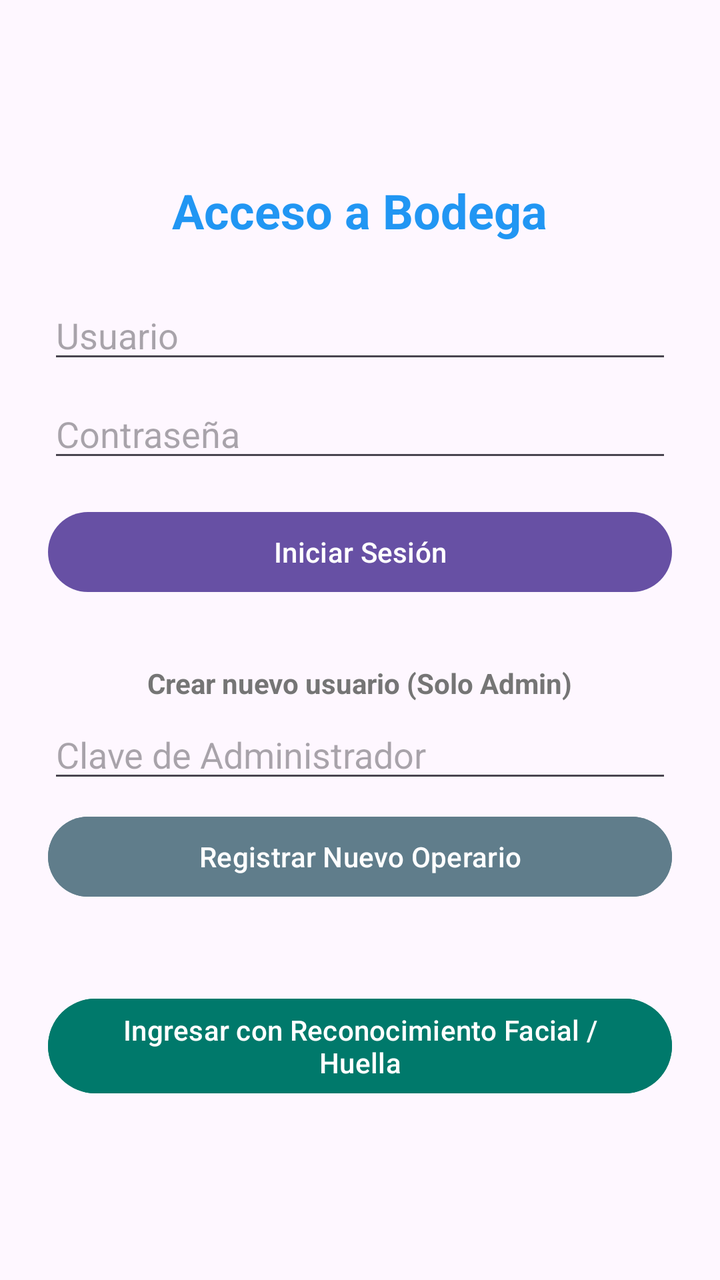
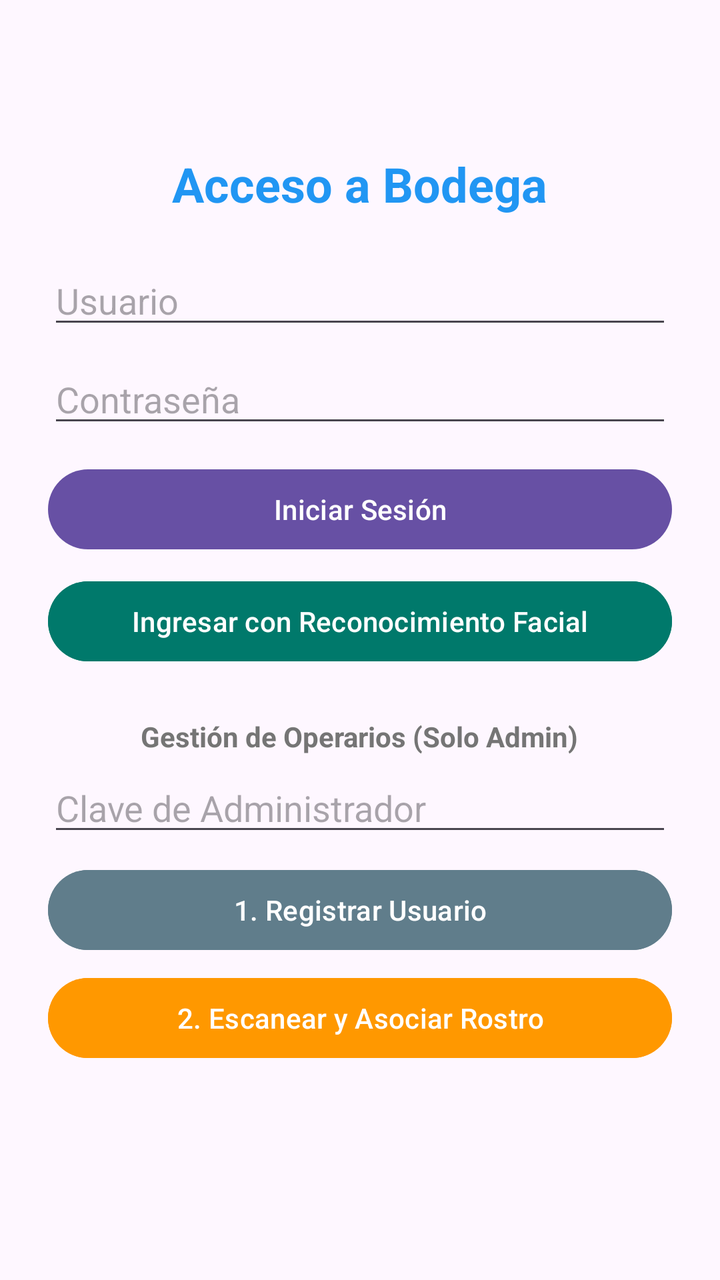

Before-and-after screenshots of an Android layout around one commit, followed by the original layout XML and the change that was made.
<!-- AndroidManifest.xml: application theme Theme.ControlBodega -->
<!-- res/layout/activity_login.xml -->
<?xml version="1.0" encoding="utf-8"?>
<LinearLayout
    xmlns:android="http://schemas.android.com/apk/res/android"
    android:layout_width="match_parent"
    android:layout_height="match_parent"
    android:orientation="vertical"
    android:padding="24dp"
    android:gravity="center">

    <TextView
        android:layout_width="wrap_content"
        android:layout_height="wrap_content"
        android:text="Acceso a Bodega"
        android:textSize="24sp"
        android:textStyle="bold"
        android:textColor="#2196F3"
        android:layout_marginBottom="24dp" />

    <EditText
        android:id="@+id/edtUsuario"
        android:layout_width="match_parent"
        android:layout_height="wrap_content"
        android:hint="Usuario"
        android:inputType="text" />

    <EditText
        android:id="@+id/edtClave"
        android:layout_width="match_parent"
        android:layout_height="wrap_content"
        android:hint="Contraseña"
        android:inputType="textPassword"
        android:layout_marginTop="8dp" />

    <Button
        android:id="@+id/btnLogin"
        android:layout_width="match_parent"
        android:layout_height="wrap_content"
        android:text="Iniciar Sesión"
        android:layout_marginTop="16dp" />

    <TextView
        android:layout_width="wrap_content"
        android:layout_height="wrap_content"
        android:text="Crear nuevo usuario (Solo Admin)"
        android:textStyle="bold"
        android:layout_marginTop="32dp"
        android:textColor="#757575" />

    <EditText
        android:id="@+id/edtClaveAdmin"
        android:layout_width="match_parent"
        android:layout_height="wrap_content"
        android:hint="Clave de Administrador"
        android:inputType="textPassword"
        android:layout_marginTop="4dp" />

    <Button
        android:id="@+id/btnRegistrarUsuario"
        android:layout_width="match_parent"
        android:layout_height="wrap_content"
        android:text="Registrar Nuevo Operario"
        android:backgroundTint="#607D8B"
        android:layout_marginTop="8dp" />

    <TextView
        android:id="@+id/txtMensajeLogin"
        android:layout_width="wrap_content"
        android:layout_height="wrap_content"
        android:layout_marginTop="12dp"
        android:textStyle="italic" />

    <Button
        android:id="@+id/btnBiometrico"
        android:layout_width="match_parent"
        android:layout_height="wrap_content"
        android:text="Ingresar con Reconocimiento Facial / Huella"
        android:layout_marginTop="12dp"
        android:backgroundTint="#00796B"
        android:textColor="#FFFFFF" />

</LinearLayout>
<!-- resources referenced by this layout -->
<resources>
  <style name="Theme.ControlBodega" parent="Base.Theme.ControlBodega" />
  <style name="Base.Theme.ControlBodega" parent="Theme.Material3.DayNight.NoActionBar">
          
          
      </style>
</resources>

<!-- the commit's change to res/layout/activity_login.xml (unified diff, before → after) -->
@@ -1,81 +1,105 @@
 <?xml version="1.0" encoding="utf-8"?>
-<LinearLayout
+<ScrollView
     xmlns:android="http://schemas.android.com/apk/res/android"
     android:layout_width="match_parent"
     android:layout_height="match_parent"
-    android:orientation="vertical"
-    android:padding="24dp"
-    android:gravity="center">
+    android:fillViewport="true">
 
-    <TextView
-        android:layout_width="wrap_content"
-        android:layout_height="wrap_content"
-        android:text="Acceso a Bodega"
-        android:textSize="24sp"
-        android:textStyle="bold"
-        android:textColor="#2196F3"
-        android:layout_marginBottom="24dp" />
-
-    <EditText
-        android:id="@+id/edtUsuario"
+    <LinearLayout
         android:layout_width="match_parent"
         android:layout_height="wrap_content"
-        android:hint="Usuario"
-        android:inputType="text" />
+        android:orientation="vertical"
+        android:padding="24dp"
+        android:gravity="center">
 
-    <EditText
-        android:id="@+id/edtClave"
-        android:layout_width="match_parent"
-        android:layout_height="wrap_content"
-        android:hint="Contraseña"
-        android:inputType="textPassword"
-        android:layout_marginTop="8dp" />
+        <TextView
+            android:id="@+id/txtTituloLogin"
+            android:layout_width="wrap_content"
+            android:layout_height="wrap_content"
+            android:text="Acceso a Bodega"
+            android:textSize="24sp"
+            android:textStyle="bold"
+            android:textColor="#2196F3"
+            android:layout_marginBottom="20dp" />
 
-    <Button
-        android:id="@+id/btnLogin"
-        android:layout_width="match_parent"
-        android:layout_height="wrap_content"
-        android:text="Iniciar Sesión"
-        android:layout_marginTop="16dp" />
+        <EditText
+            android:id="@+id/edtUsuario"
+            android:layout_width="match_parent"
+            android:layout_height="wrap_content"
+            android:hint="Usuario"
+            android:inputType="text" />
 
-    <TextView
-        android:layout_width="wrap_content"
-        android:layout_height="wrap_content"
-        android:text="Crear nuevo usuario (Solo Admin)"
-        android:textStyle="bold"
-        android:layout_marginTop="32dp"
-        android:textColor="#757575" />
+        <EditText
+            android:id="@+id/edtClave"
+            android:layout_width="match_parent"
+            android:layout_height="wrap_content"
+            android:hint="Contraseña"
+            android:inputType="textPassword"
+            android:layout_marginTop="8dp" />
 
-    <EditText
-        android:id="@+id/edtClaveAdmin"
-        android:layout_width="match_parent"
-        android:layout_height="wrap_content"
-        android:hint="Clave de Administrador"
-        android:inputType="textPassword"
-        android:layout_marginTop="4dp" />
+        <Button
+            android:id="@+id/btnLogin"
+            android:layout_width="match_parent"
+            android:layout_height="wrap_content"
+            android:text="Iniciar Sesión"
+            android:layout_marginTop="12dp" />
 
-    <Button
-        android:id="@+id/btnRegistrarUsuario"
-        android:layout_width="match_parent"
-        android:layout_height="wrap_content"
-        android:text="Registrar Nuevo Operario"
-        android:backgroundTint="#607D8B"
-        android:layout_marginTop="8dp" />
+        <Button
+            android:id="@+id/btnBiometrico"
+            android:layout_width="match_parent"
+            android:layout_height="wrap_content"
+            android:text="Ingresar con Reconocimiento Facial"
+            android:backgroundTint="#00796B"
+            android:textColor="#FFFFFF"
+            android:layout_marginTop="8dp" />
 
-    <TextView
-        android:id="@+id/txtMensajeLogin"
-        android:layout_width="wrap_content"
-        android:layout_height="wrap_content"
-        android:layout_marginTop="12dp"
-        android:textStyle="italic" />
+        <TextView
+            android:layout_width="wrap_content"
+            android:layout_height="wrap_content"
+            android:text="Gestión de Operarios (Solo Admin)"
+            android:textStyle="bold"
+            android:textColor="#757575"
+            android:layout_marginTop="24dp" />
 
-    <Button
-        android:id="@+id/btnBiometrico"
-        android:layout_width="match_parent"
-        android:layout_height="wrap_content"
-        android:text="Ingresar con Reconocimiento Facial / Huella"
-        android:layout_marginTop="12dp"
-        android:backgroundTint="#00796B"
-        android:textColor="#FFFFFF" />
+        <EditText
+            android:id="@+id/edtClaveAdmin"
+            android:layout_width="match_parent"
+            android:layout_height="wrap_content"
+            android:hint="Clave de Administrador"
+            android:inputType="textPassword"
+            android:layout_marginTop="4dp" />
 
-</LinearLayout>
+        <Button
+            android:id="@+id/btnRegistrarUsuario"
+            android:layout_width="match_parent"
+            android:layout_height="wrap_content"
+            android:text="1. Registrar Usuario"
+            android:backgroundTint="#607D8B"
+            android:layout_marginTop="8dp" />
+
+        <Button
+            android:id="@+id/btnRegistrarRostro"
+            android:layout_width="match_parent"
+            android:layout_height="wrap_content"
+            android:text="2. Escanear y Asociar Rostro"
+            android:backgroundTint="#FF9800"
+            android:textColor="#FFFFFF"
+            android:layout_marginTop="6dp" />
+
+        <TextView
+            android:id="@+id/txtMensajeLogin"
+            android:layout_width="wrap_content"
+            android:layout_height="wrap_content"
+            android:textStyle="italic"
+            android:layout_marginTop="12dp" />
+
+        <androidx.camera.view.PreviewView
+            android:id="@+id/previewCamara"
+            android:layout_width="180dp"
+            android:layout_height="220dp"
+            android:layout_gravity="center_horizontal"
+            android:layout_marginTop="12dp"
+            android:visibility="gone" />
+
+    </LinearLayout>
+</ScrollView>
